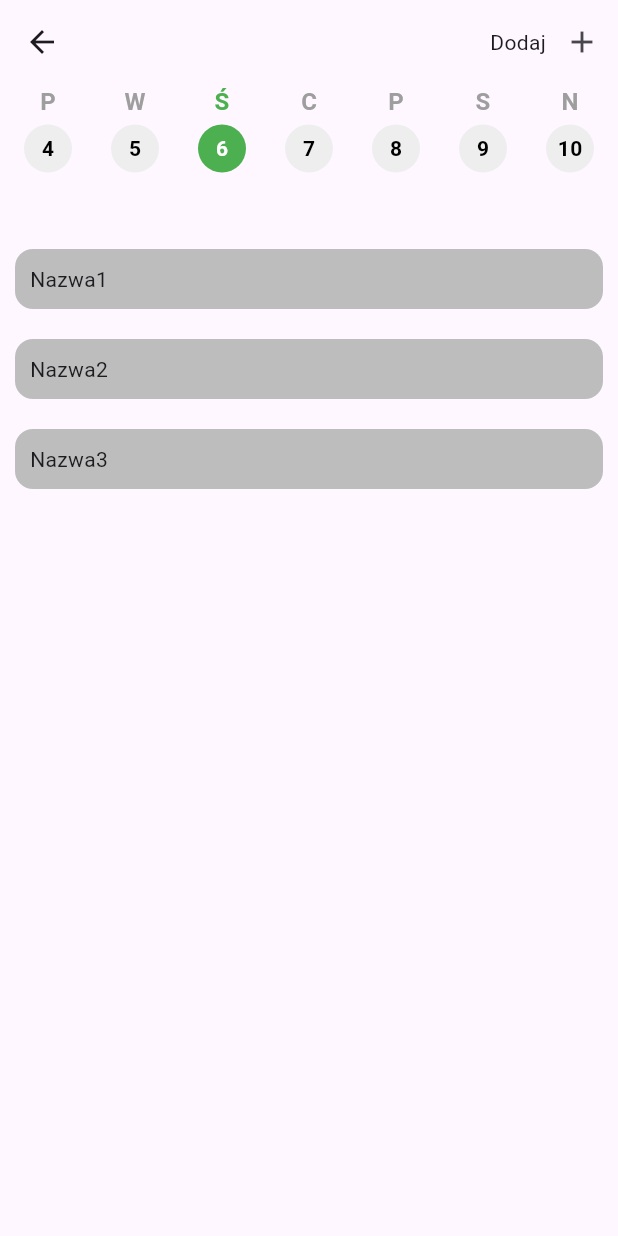
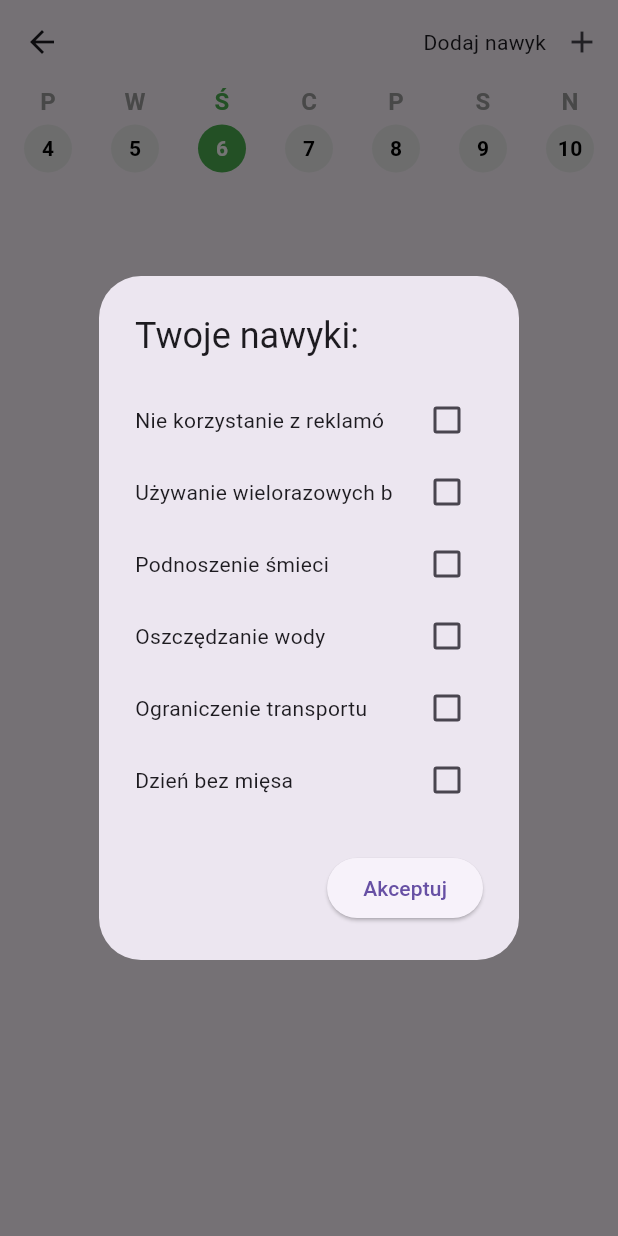
Before and after one commit to BartekASTAR/EcoLoveYa, a Flutter app: the Habits screen opened directly, after a tap on the "add" icon, on a phone screen of 412 x 824 dp. Run offline on Flutter 3.47's test engine with Material 3 defaults, Android fonts, the light colour scheme and no system bars; our stand-ins replace cloud_firestore, firebase_auth, firebase_core, flutter_slidable, google_fonts; missing offline and left inert: datetime_setting; accounts and stored records are empty.

Commit message:
Selecting, which habits you want to track. Showing that many habits in your daily view. Updated daily view.

```diff
--- /dev/null
+++ b/lib/elements/habit_checkbox.dart
@@ -0,0 +1,24 @@
+import 'package:flutter/material.dart';
+
+class HabitCheckbox extends StatefulWidget {
+  final List<bool> list;
+  final int index;
+
+  const HabitCheckbox({super.key, required this.list, required this.index});
+
+  @override
+  State<HabitCheckbox> createState() => _HabitCheckboxState();
+}
+
+class _HabitCheckboxState extends State<HabitCheckbox> {
+  @override
+  Widget build(BuildContext context) {
+    return Checkbox(
+        value: widget.list[widget.index],
+        onChanged: (bool? changedValue) {
+          setState(() {
+            widget.list[widget.index] = changedValue ?? false;
+          });
+        });
+  }
+}
--- a/lib/elements/weekly_bar.dart
+++ b/lib/elements/weekly_bar.dart
@@ -1,3 +1,5 @@
+import 'package:cloud_firestore/cloud_firestore.dart';
+import 'package:firebase_auth/firebase_auth.dart';
 import 'package:flutter/material.dart';
 
 class WeeklyBar extends StatefulWidget {
@@ -13,6 +15,8 @@ class _WeeklyBarState extends State<WeeklyBar> {
   final List<String> days = ['P', 'W', 'Ś', 'C', 'P', 'S', 'N'];
   List<int> dates = [];
 
+  final User user = FirebaseAuth.instance.currentUser!;
+
   @override
   void initState() {
     super.initState();
@@ -26,6 +30,7 @@ class _WeeklyBarState extends State<WeeklyBar> {
     _updateWeekDates();
     selectedDayIndex =
         now.weekday - 1; // Ustawienie zaznaczenia na bieżący dzień tygodnia
+    _returnSelectedDateHabits(selectedDayIndex);
   }
 
   void _updateWeekDates() {
@@ -46,11 +51,53 @@ class _WeeklyBarState extends State<WeeklyBar> {
     });
   }
 
-  // Metoda drukująca datę na podstawie indeksu dnia
-  void _returnSelectedDate(int dayIndex) {
+  // TODO Dodać połączenie z firebase
+  Future _returnSelectedDateHabits(int dayIndex) async {
+    String selectedDate = _returnSelectedDate(dayIndex);
+    DocumentSnapshot document = await FirebaseFirestore.instance
+        .collection('users')
+        .doc(user.uid)
+        .collection("dates")
+        .doc(selectedDate)
+        .get();
+    if (document.exists) {
+      await FirebaseFirestore.instance
+          .collection('users')
+          .doc(user.uid)
+          .collection("dates")
+          .doc(selectedDate);
+    } else {
+      _createDate(selectedDate);
+    }
+  }
+
+  Future _createDate(String selectedDate) async {
+    //TODO Dodać nawyki użytkownika await FirebaseFirestore.instance.collection('').
+    await FirebaseFirestore.instance
+        .collection('users')
+        .doc(user.uid)
+        .collection("dates")
+        .doc(selectedDate)
+        .set({});
+  }
+
+  String _returnSelectedDate(int dayIndex) {
     DateTime selectedDate = currentWeekStart.add(Duration(days: dayIndex));
-    print(
-        "Wybrana data: ${selectedDate.day}-${selectedDate.month}-${selectedDate.year}");
+    String date = "";
+
+    if (selectedDate.day < 10) {
+      date += "0" + selectedDate.day.toString() + "-";
+    } else {
+      date += selectedDate.day.toString() + "-";
+    }
+    if (selectedDate.month < 10) {
+      date += "0" + selectedDate.month.toString() + "-";
+    } else {
+      date += selectedDate.month.toString() + "-";
+    }
+    date += selectedDate.year.toString();
+    //print(date);
+    return date;
   }
 
   @override
@@ -102,8 +149,7 @@ class _WeeklyBarState extends State<WeeklyBar> {
             setState(() {
               selectedDayIndex =
                   index; // Zmieniamy selectedDayIndex dla wszystkich tygodni
-              _returnSelectedDate(
-                  index); // Wywołujemy funkcję, która drukuje datę dla klikniętego dnia
+              _returnSelectedDateHabits(index);
             });
           },
           child: Container(
--- a/lib/home.dart
+++ b/lib/home.dart
@@ -17,6 +17,8 @@ class HomePage extends StatefulWidget {
 class _HomePageState extends State<HomePage> {
   final user = FirebaseAuth.instance.currentUser!;
   int _selectedIndex = 0;
+
+  // String name = FirebaseFirestore.instance.collection('users').doc(user.uid).get("nickName"); //TODO dodać żeby wyświetlała się nazwa uytkownika
   static const TextStyle optionStyle =
       TextStyle(fontSize: 30, fontWeight: FontWeight.bold);
   final List<Widget> _widgetOptions = <Widget>[
--- a/lib/pages/habits_page.dart
+++ b/lib/pages/habits_page.dart
@@ -1,4 +1,7 @@
+import 'package:cloud_firestore/cloud_firestore.dart';
+import 'package:eco_life/elements/habit_checkbox.dart';
 import 'package:eco_life/elements/weekly_bar.dart';
+import 'package:firebase_auth/firebase_auth.dart';
 import 'package:flutter/material.dart';
 
 import '../elements/habit_tile.dart';
@@ -11,26 +14,103 @@ class Habits extends StatefulWidget {
 }
 
 class _HabitsState extends State<Habits> {
+  final user = FirebaseAuth.instance.currentUser;
+  List<bool> trackedHabits = [false, false, false, false, false, false];
+  List<String> habitNames = [
+    "Nie korzystanie z reklamó",
+    "Używanie wielorazowych b",
+    "Podnoszenie śmieci",
+    "Oszczędzanie wody",
+    "Ograniczenie transportu",
+    "Dzień bez mięsa"
+  ];
+
+  Future _doITrackHabit() async {
+    DocumentSnapshot snapshot = await FirebaseFirestore.instance
+        .collection('users')
+        .doc(user?.uid)
+        .get();
+    setState(() {
+      List<dynamic> dynamicList = snapshot.get('trackedHabits');
+      trackedHabits = dynamicList.map((item) => item as bool).toList();
+    });
+  }
+
+  void _trackedHabitChange() async {
+    await FirebaseFirestore.instance.collection('users').doc(user?.uid).set({
+      'trackedHabits': trackedHabits,
+    });
+    setState(() {});
+    Navigator.pop(context);
+  }
+
+  int howManyHabitsTracked() {
+    int counter = 0;
+    for (int i = 0; i < trackedHabits.length; i++) {
+      if (trackedHabits[i]) {
+        counter++;
+      }
+    }
+    return counter;
+  }
+
+  @override
+  void initState() {
+    _doITrackHabit();
+    super.initState();
+  }
+
   @override
   Widget build(BuildContext context) {
     return Scaffold(
         appBar: AppBar(
           actions: [
-          Text("Dodaj"),
+            Text("Dodaj nawyk"),
             IconButton(
-            onPressed: () {}, // Dodać metodę
+              onPressed: () {
+                showDialog(
+                    context: context,
+                    builder: (context) {
+                      return FutureBuilder(
+                          future: _doITrackHabit(),
+                          builder: (context, snapshot) {
+                            return AlertDialog(
+                              title: Text("Twoje nawyki:"),
+                              content: Column(
+                                  mainAxisSize: MainAxisSize.min,
+                                  children: [
+                                    for (int i = 0;
+                                        i < trackedHabits.length;
+                                        i++)
+                                      Row(
+                                        mainAxisAlignment:
+                                            MainAxisAlignment.spaceBetween,
+                                        children: [
+                                          Text(habitNames[i]),
+                                          HabitCheckbox(
+                                              list: trackedHabits, index: i)
+                                        ],
+                                      )
+                                  ]),
+                              actions: [
+                                ElevatedButton(
+                                    onPressed: _trackedHabitChange,
+                                    child: const Text("Akceptuj"))
+                              ],
+                            );
+                          });
+                    });
+              },
               icon: const Icon(Icons.add),
             )
           ],
         ),
-      body:ListView(
+        body: ListView(
           children: [
             WeeklyBar(),
-          HabitTile(habitName: "Nazwa1"),
-          HabitTile(habitName: "Nazwa2"),
-          HabitTile(habitName: "Nazwa3"),
+            for (int i = 0; i < howManyHabitsTracked(); i++)
+              HabitTile(habitName: i.toString()),
           ],
-      )
-      );
+        ));
   }
 }
--- a/lib/pages/register_page.dart
+++ b/lib/pages/register_page.dart
@@ -41,6 +41,7 @@ class _RegisterPageState extends State<RegisterPage> {
     await FirebaseFirestore.instance.collection('users').doc(user.uid).set({
       'nickName': _nickNameController.text.trim(),
       'email': _emailController.text.trim(),
+      'trackedHabits': [false, false, false, false, false, false],
     });
   }
 
```
Also changed, not shown: lib/elements/circle_button.dart (deleted, +0 -24 lines), lib/elements/habit_tile.dart (+27 -6 lines), lib/elements/habit_tile_weekly.dart (deleted, +0 -43 lines). Lines whose indentation alone changed are shown as unchanged.
